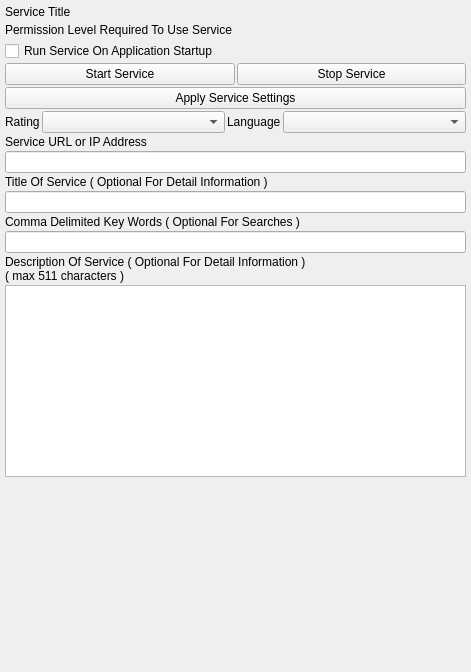
The window that nolimitgui/CommonSrc/Forms/AppletServiceBase.ui (nolimitconnect/NoLimitConnect) describes before a commit, drawn with Qt 5.
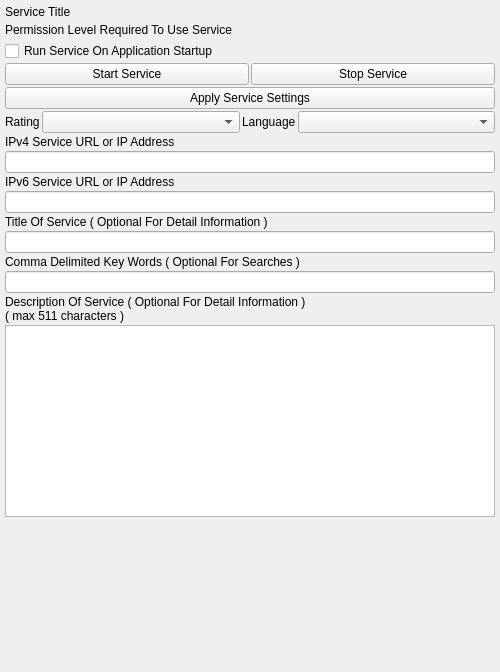
The same window after the commit. Custom widgets are drawn as their Qt base class.

Diff of the .ui file:
```diff
--- a/nolimitgui/CommonSrc/Forms/AppletServiceBase.ui
+++ b/nolimitgui/CommonSrc/Forms/AppletServiceBase.ui
@@ -6,7 +6,7 @@
    <rect>
     <x>0</x>
     <y>0</y>
-    <width>471</width>
+    <width>500</width>
     <height>672</height>
    </rect>
   </property>
@@ -140,7 +140,7 @@
    <item>
     <widget class="QLabel" name="m_UrlDescriptionLabel">
      <property name="text">
-      <string>Service URL or IP Address</string>
+      <string>IPv4 Service URL or IP Address </string>
      </property>
     </widget>
    </item>
@@ -151,6 +151,16 @@
      </property>
     </widget>
    </item>
+   <item>
+    <widget class="QLabel" name="m_UrlDescriptionLabelIpv6">
+     <property name="text">
+      <string>IPv6 Service URL or IP Address </string>
+     </property>
+    </widget>
+   </item>
+   <item>
+    <widget class="QLineEdit" name="m_UrlEditIpv6"/>
+   </item>
    <item>
     <widget class="QLabel" name="m_UserDisplayedNameLabel">
      <property name="text">
```
Left out of the diff: 4 changed lines with no effect on the pictures.
